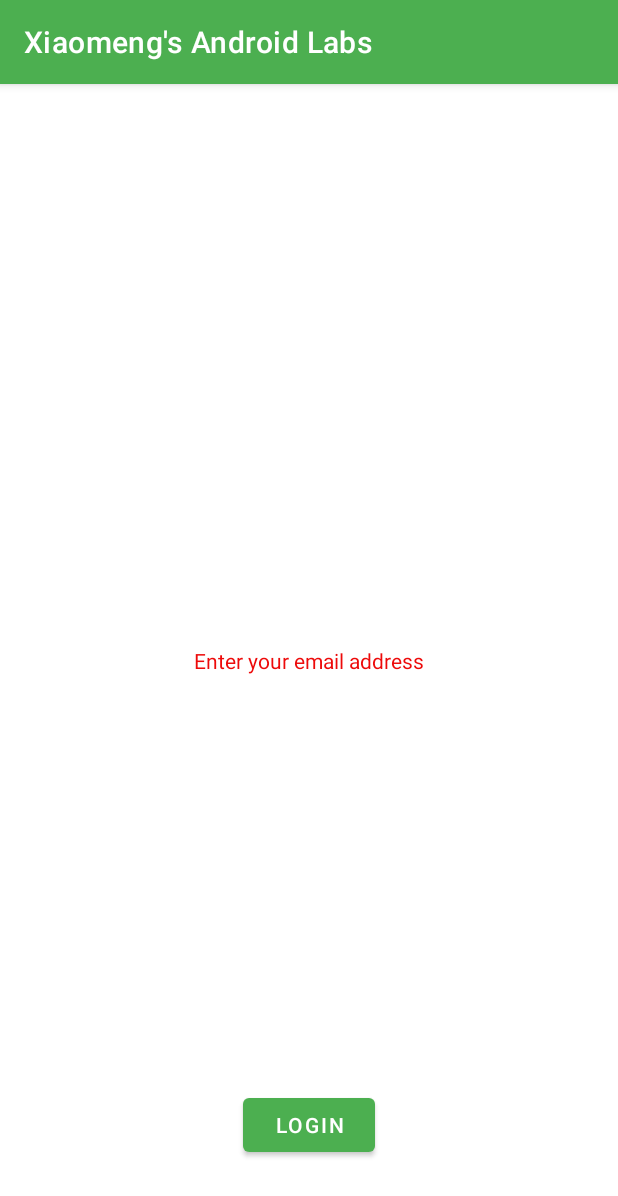
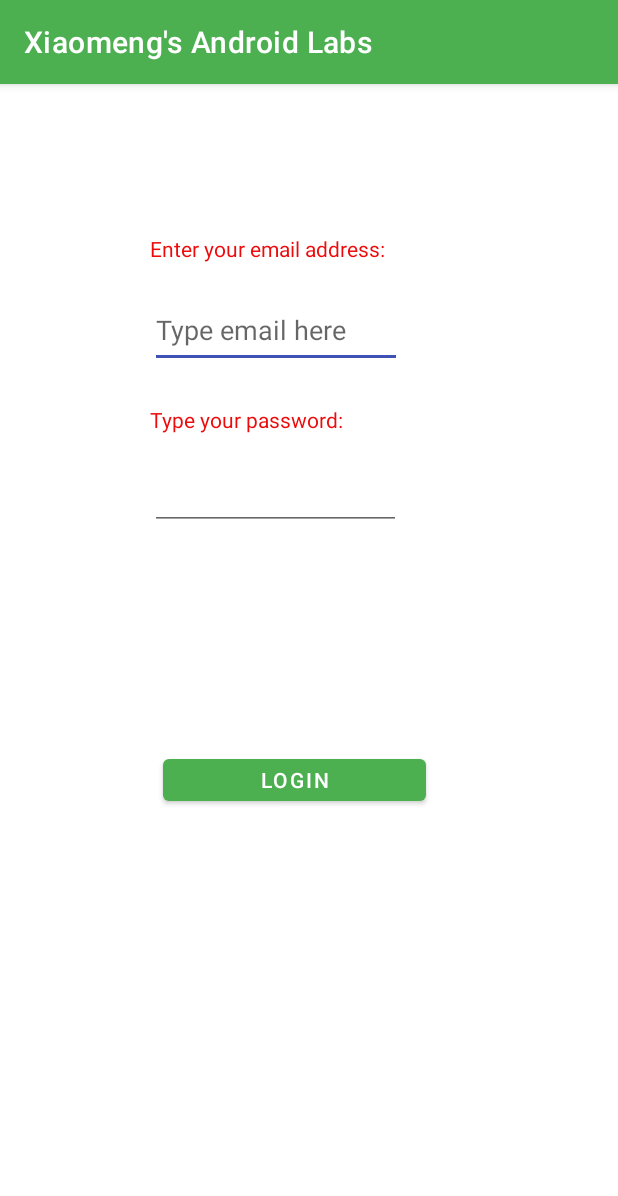
Before and after one commit to xiaomeng831/CST2335_MyAndroidLabs, an Android app: the screen it shows after launch (MainActivity), on a phone screen of 412 x 824 dp. Shown: the top 1196 px of the screen. Run offline under Robolectric (Android 15) with nearby library versions, the phone set to English and light mode, and no system bars.

```diff
--- a/app/src/main/AndroidManifest.xml
+++ b/app/src/main/AndroidManifest.xml
@@ -8,6 +8,7 @@
         android:label="@string/app_name"
         android:supportsRtl="true"
         android:theme="@style/Theme.XiaomengsAndroidLabs">
+        <activity android:name=".SecondActivity"></activity>
         <activity android:name=".MainActivity">
             <intent-filter>
                 <action android:name="android.intent.action.MAIN" />
--- a/app/src/main/res/layout/activity_main.xml
+++ b/app/src/main/res/layout/activity_main.xml
@@ -7,22 +7,70 @@
     tools:context=".MainActivity">
 
     <TextView
+        android:id="@+id/textView"
         android:layout_width="wrap_content"
         android:layout_height="wrap_content"
+        android:layout_marginStart="100dp"
         android:text="@string/email_address"
         app:layout_constraintBottom_toBottomOf="parent"
+        app:layout_constraintHorizontal_bias="0.393"
         app:layout_constraintLeft_toLeftOf="parent"
         app:layout_constraintRight_toRightOf="parent"
-        app:layout_constraintTop_toTopOf="parent" />
+        app:layout_constraintStart_toStartOf="parent"
+        app:layout_constraintTop_toTopOf="parent"
+        app:layout_constraintVertical_bias="0.134" />
+
+    <EditText
+        android:id="@+id/editText"
+        android:layout_width="168dp"
+        android:layout_height="50dp"
+        android:layout_marginStart="100dp"
+        android:hint="@string/hintText"
+        app:layout_constraintBottom_toBottomOf="parent"
+        app:layout_constraintHorizontal_bias="0.398"
+        app:layout_constraintLeft_toLeftOf="parent"
+        app:layout_constraintRight_toRightOf="parent"
+        app:layout_constraintStart_toStartOf="parent"
+        app:layout_constraintTop_toBottomOf="@+id/textView"
+        app:layout_constraintVertical_bias="0.033" />
+
+    <TextView
+        android:id="@+id/textView2"
+        android:layout_width="wrap_content"
+        android:layout_height="wrap_content"
+        android:layout_marginStart="100dp"
+        android:text="@string/email_password"
+        app:layout_constraintBottom_toBottomOf="parent"
+        app:layout_constraintHorizontal_bias="0.378"
+        app:layout_constraintLeft_toLeftOf="parent"
+        app:layout_constraintRight_toRightOf="parent"
+        app:layout_constraintStart_toStartOf="parent"
+        app:layout_constraintTop_toBottomOf="@+id/editText"
+        app:layout_constraintVertical_bias="0.044" />
+
+    <EditText
+        android:id="@+id/editText2"
+        android:layout_width="167dp"
+        android:layout_height="36dp"
+        android:layout_marginStart="100dp"
+        android:inputType="textPassword"
+        app:layout_constraintBottom_toBottomOf="parent"
+        app:layout_constraintHorizontal_bias="0.386"
+        app:layout_constraintLeft_toLeftOf="parent"
+        app:layout_constraintRight_toRightOf="parent"
+        app:layout_constraintStart_toStartOf="parent"
+        app:layout_constraintTop_toBottomOf="@+id/textView2"
+        app:layout_constraintVertical_bias="0.056" />
 
     <Button
-        android:layout_width="wrap_content"
-        android:layout_height="wrap_content"
-        android:layout_marginBottom="50dp"
+        android:id="@+id/button"
+        android:layout_width="175dp"
+        android:layout_height="40dp"
+        android:layout_marginBottom="284dp"
         android:text="@string/button_message"
         app:layout_constraintBottom_toBottomOf="parent"
         app:layout_constraintEnd_toEndOf="parent"
-        app:layout_constraintHorizontal_bias="0.5"
+        app:layout_constraintHorizontal_bias="0.458"
         app:layout_constraintStart_toStartOf="parent" />
 
 </androidx.constraintlayout.widget.ConstraintLayout>
--- a/app/src/main/res/values/strings.xml
+++ b/app/src/main/res/values/strings.xml
@@ -1,5 +1,7 @@
 <resources>
     <string name="app_name">Xiaomeng\'s Android Labs</string>
-    <string name="email_address" translatable="false">Enter your email address</string>
+    <string name="email_address" translatable="false">Enter your email address:</string>
+    <string name="hintText" translatable="false">Type email here</string>
+    <string name="email_password" translatable="false">Type your password:</string>
     <string name="button_message">LOGIN</string>
 </resources>
```
Also changed, not shown: app/src/main/java/algonquin/cst2335/xu000247/SecondActivity.java (added, +14 -0 lines), app/src/main/res/layout/activity_second.xml (added, +52 -0 lines).
